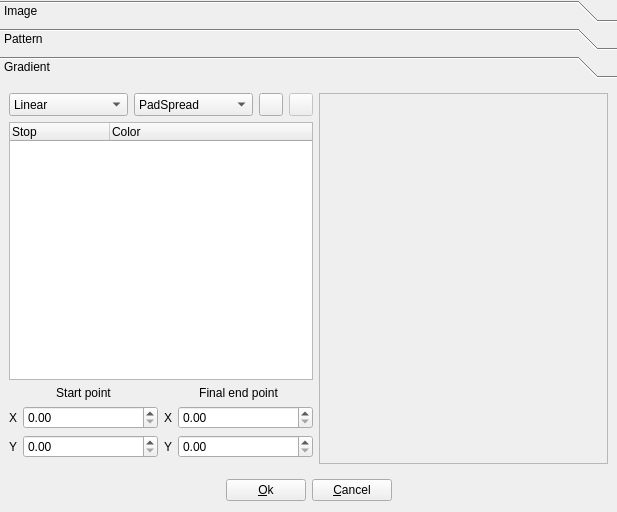
Qt form brusheditor.ui (qmc2/qmc2-mame-fe) before a commit.
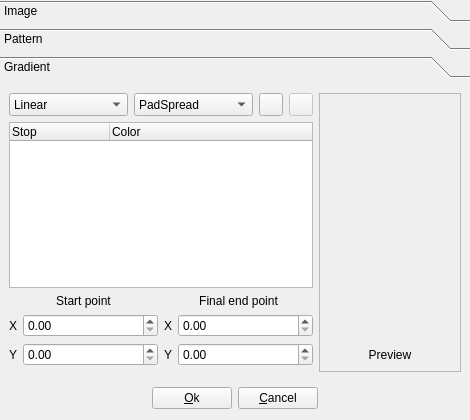
The same form after that commit. The open tabs and pages were chosen to show the change. Icons and pictures are not drawn.

Commit message: wip: more brush-editor improvements (esp. gradient-editor)

```diff
--- a/brusheditor.ui
+++ b/brusheditor.ui
@@ -6,8 +6,8 @@
    <rect>
     <x>0</x>
     <y>0</y>
-    <width>617</width>
-    <height>512</height>
+    <width>470</width>
+    <height>420</height>
    </rect>
   </property>
   <property name="windowTitle">
@@ -344,8 +344,8 @@
        <rect>
         <x>0</x>
         <y>0</y>
-        <width>607</width>
-        <height>394</height>
+        <width>460</width>
+        <height>238</height>
        </rect>
       </property>
       <attribute name="label">
@@ -697,7 +697,7 @@
        <item row="0" column="4" rowspan="4">
         <widget class="QFrame" name="frameGradientPreview">
          <property name="sizePolicy">
-          <sizepolicy hsizetype="Expanding" vsizetype="Expanding">
+          <sizepolicy hsizetype="Expanding" vsizetype="Preferred">
            <horstretch>0</horstretch>
            <verstretch>0</verstretch>
           </sizepolicy>
@@ -711,6 +711,24 @@
          <property name="frameShadow">
           <enum>QFrame::Raised</enum>
          </property>
+         <layout class="QGridLayout" name="gridLayout_2">
+          <item row="0" column="0">
+           <widget class="QLabel" name="labelGradientPreview">
+            <property name="sizePolicy">
+             <sizepolicy hsizetype="Expanding" vsizetype="Expanding">
+              <horstretch>0</horstretch>
+              <verstretch>0</verstretch>
+             </sizepolicy>
+            </property>
+            <property name="text">
+             <string>Preview</string>
+            </property>
+            <property name="alignment">
+             <set>Qt::AlignBottom|Qt::AlignHCenter</set>
+            </property>
+           </widget>
+          </item>
+         </layout>
         </widget>
        </item>
        <item row="0" column="1">
```
Left out of the diff: 44 changed lines with no effect on the pictures. The commit also changes 14 other files.
